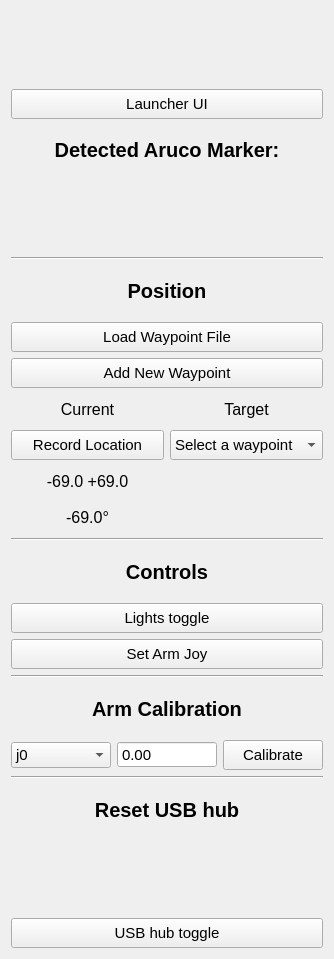
Above: rover_controller_gui/resource/rover_controller_gui.ui from robotique-udes/rover_base before the change. Below: the same form after it.
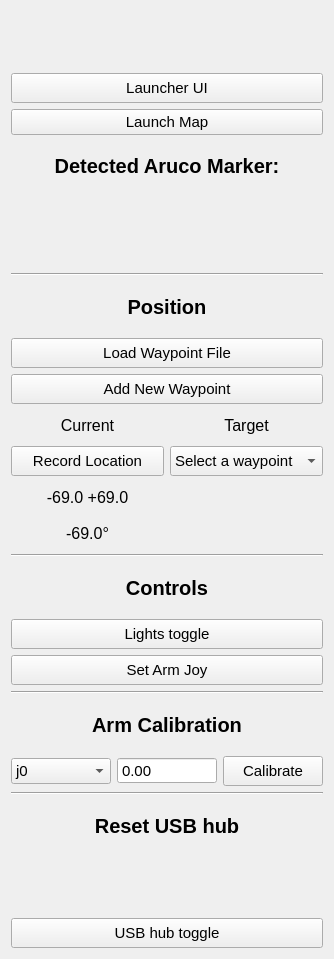
That is the form after the change.

Diff of the .ui file:
```diff
--- a/rover_controller_gui/resource/rover_controller_gui.ui
+++ b/rover_controller_gui/resource/rover_controller_gui.ui
@@ -120,6 +120,13 @@
          </property>
         </widget>
        </item>
+       <item>
+        <widget class="QPushButton" name="pb_launch_map">
+         <property name="text">
+          <string>Launch Map</string>
+         </property>
+        </widget>
+       </item>
        <item>
         <widget class="QLabel" name="label">
          <property name="sizePolicy">
```
